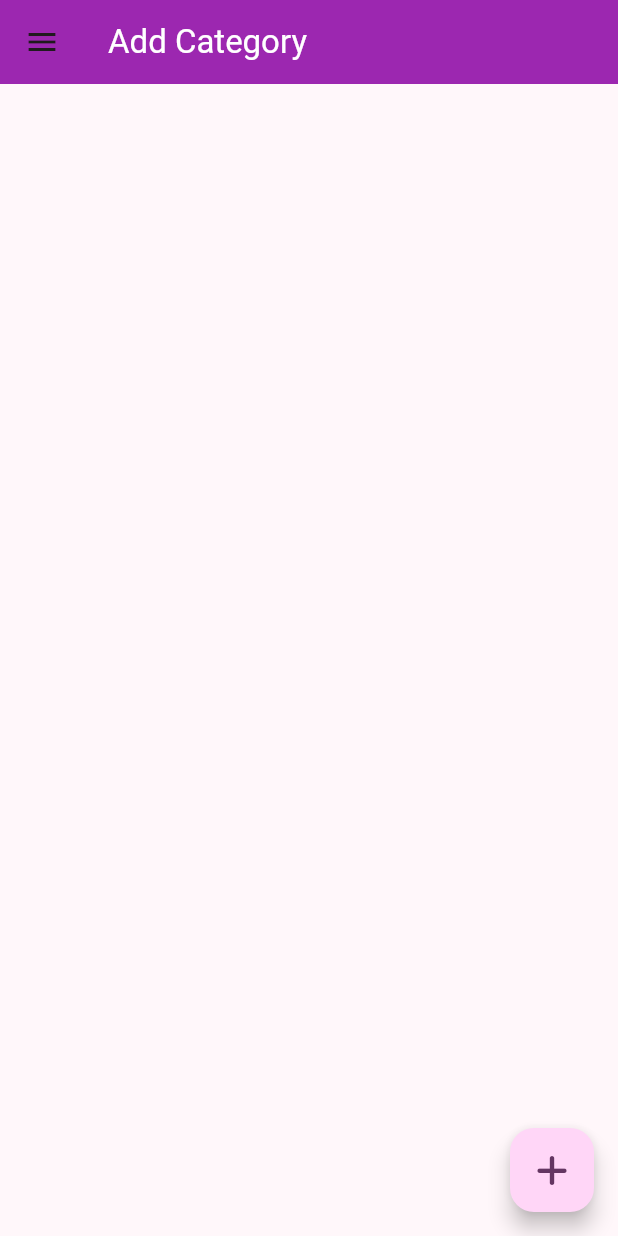
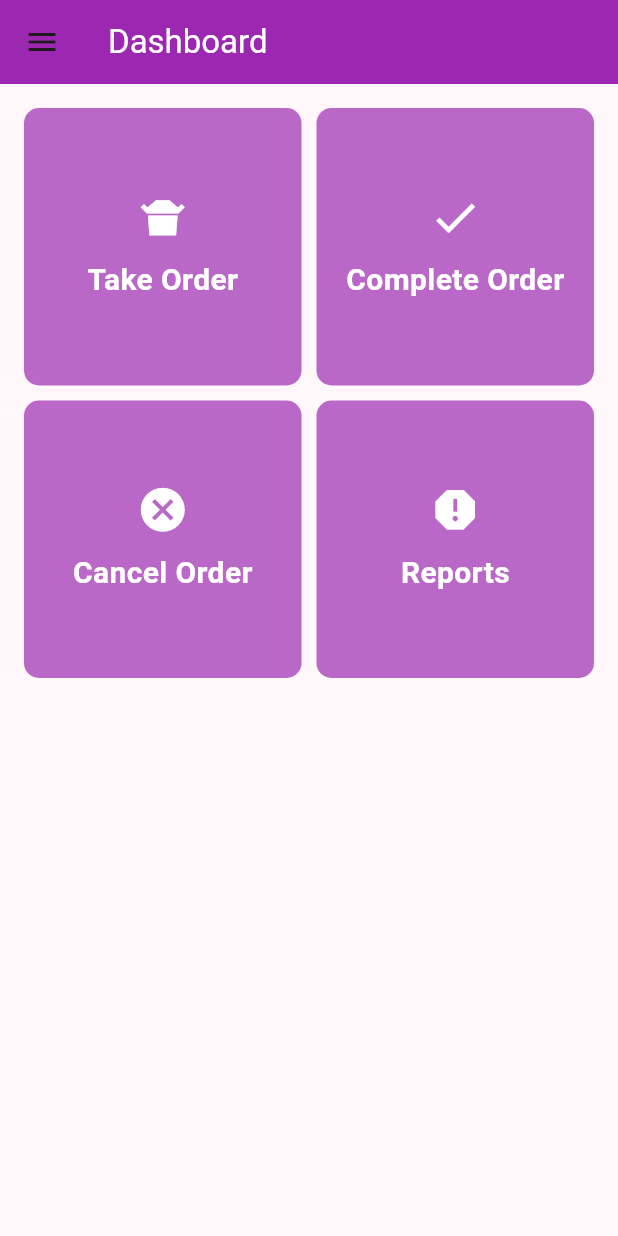
Before and after one commit to gnongkynrih/flutter_cafe, a Flutter app: the screen it shows after launch, on a phone screen of 412 x 824 dp. Run offline on Flutter 3.47's test engine with Material 3 defaults, Android fonts, the phone set to English and light mode, and no system bars; our stand-ins replace cloud_firestore, firebase_auth, firebase_core, flutter_native_splash, font_awesome_flutter and 1 more; missing offline and left inert: animated_snack_bar, dart:ffi; accounts and stored records are empty.

Commit message:
dashboar

```diff
--- a/lib/main.dart
+++ b/lib/main.dart
@@ -5,9 +5,11 @@ import 'package:flutter_native_splash/flutter_native_splash.dart';
 import 'package:layout/firebase_options.dart';
 import 'package:layout/screen/add_menu.dart';
 import 'package:layout/screen/category_screen.dart';
+import 'package:layout/screen/dashboard_screen.dart';
 import 'package:layout/screen/login.dart';
 import 'package:layout/screen/registraion.dart';
 import 'package:layout/screen/select_category.dart';
+import 'package:layout/screen/table_screen.dart';
 
 void main() async {
   //initialize firebase
@@ -40,12 +42,14 @@ class MyApp extends StatelessWidget {
           useMaterial3: true,
           colorSchemeSeed: const Color.fromARGB(255, 202, 8, 209),
         ),
-        home: const CategoryScreen(),
+        home: const DashboardScreen(),
         routes: {
           '/login': (context) => const LoginScreen(),
           '/select_category': (context) => const SelectCategoryScreen(),
           '/registration': (context) => const RegistrationScreen(),
           '/category': (context) => const CategoryScreen(),
+          '/add_table': (context) => const TableScreen(),
+          '/dashboard': (context) => const DashboardScreen(),
         });
   }
 }
--- /dev/null
+++ b/lib/screen/dashboard_screen.dart
@@ -0,0 +1,49 @@
+import 'package:flutter/material.dart';
+import 'package:flutter/widgets.dart';
+import 'package:flutter_native_splash/flutter_native_splash.dart';
+import 'package:layout/widgets/dashboard_widget.dart';
+import 'package:layout/widgets/my_drawer.dart';
+
+class DashboardScreen extends StatefulWidget {
+  const DashboardScreen({super.key});
+
+  @override
+  State<DashboardScreen> createState() => _DashboardScreenState();
+}
+
+class _DashboardScreenState extends State<DashboardScreen> {
+  @override
+  void initState() {
+    FlutterNativeSplash.remove();
+    super.initState();
+  }
+
+  @override
+  Widget build(BuildContext context) {
+    return Scaffold(
+      appBar: AppBar(
+        title: const Text(
+          'Dashboard',
+          style: TextStyle(color: Colors.white),
+        ),
+        backgroundColor: Colors.purple,
+      ),
+      drawer: const MyDrawer(),
+      body: Padding(
+        padding: const EdgeInsets.all(16.0),
+        child: GridView.count(
+          crossAxisCount: 2,
+          crossAxisSpacing: 10,
+          mainAxisSpacing: 10,
+          children: const [
+            DashboardWidget(
+                tableNumber: "Take Order", icon: Icons.takeout_dining),
+            DashboardWidget(tableNumber: "Complete Order", icon: Icons.done),
+            DashboardWidget(tableNumber: "Cancel Order", icon: Icons.cancel),
+            DashboardWidget(tableNumber: "Reports", icon: Icons.report),
+          ],
+        ),
+      ),
+    );
+  }
+}
--- /dev/null
+++ b/lib/widgets/dashboard_widget.dart
@@ -0,0 +1,45 @@
+import 'package:flutter/material.dart';
+
+class DashboardWidget extends StatefulWidget {
+  const DashboardWidget({
+    super.key,
+    required this.tableNumber,
+    required this.icon,
+  });
+  final String tableNumber;
+  final IconData icon;
+  @override
+  State<DashboardWidget> createState() => _DashboardWidgetState();
+}
+
+class _DashboardWidgetState extends State<DashboardWidget> {
+  @override
+  Widget build(BuildContext context) {
+    return Container(
+      alignment: Alignment.center,
+      decoration: BoxDecoration(
+        color: Colors.purple.shade300,
+        borderRadius: BorderRadius.circular(10),
+      ),
+      padding: const EdgeInsets.all(11),
+      child: Column(
+        mainAxisAlignment: MainAxisAlignment.center,
+        children: [
+          Icon(
+            widget.icon,
+            color: Colors.white,
+            size: 35,
+          ),
+          const SizedBox(
+            height: 10,
+          ),
+          Text(
+            widget.tableNumber,
+            style: const TextStyle(
+                fontSize: 20, color: Colors.white, fontWeight: FontWeight.bold),
+          ),
+        ],
+      ),
+    );
+  }
+}
--- a/lib/widgets/my_drawer.dart
+++ b/lib/widgets/my_drawer.dart
@@ -35,6 +35,19 @@ class _MyDrawerState extends State<MyDrawer> {
           ),
           ListTile(
             title: const Text(
+              'Dashboard',
+              style: TextStyle(color: Colors.purple),
+            ),
+            leading: const Icon(
+              Icons.dashboard,
+              color: Colors.purple,
+            ),
+            onTap: () {
+              Navigator.pushNamed(context, '/dashboard');
+            },
+          ),
+          ListTile(
+            title: const Text(
               'Add Menu',
               style: TextStyle(color: Colors.purple),
             ),
@@ -52,7 +65,7 @@ class _MyDrawerState extends State<MyDrawer> {
               style: TextStyle(color: Colors.purple),
             ),
             onTap: () {
-              Navigator.pushNamed(context, '/category');
+              Navigator.pushNamed(context, '/add_table');
             },
           ),
           ListTile(
```
Also changed, not shown: lib/model/table_model.dart (added, +7 -0 lines), lib/screen/table_screen.dart (added, +295 -0 lines), 2 other files.
